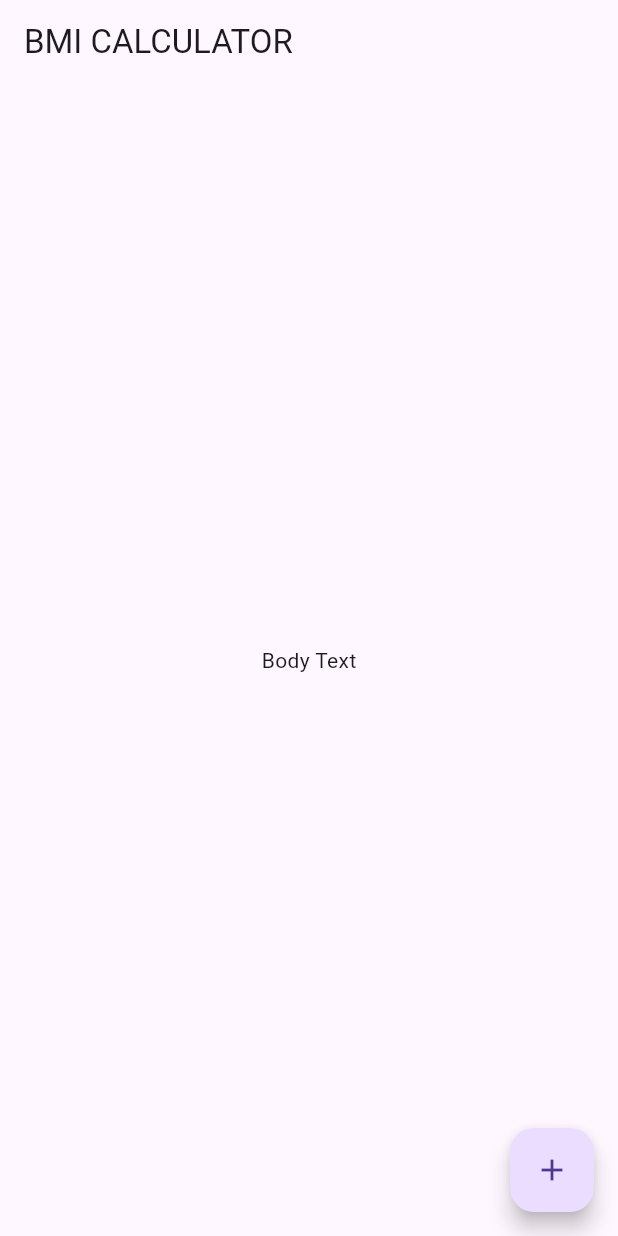
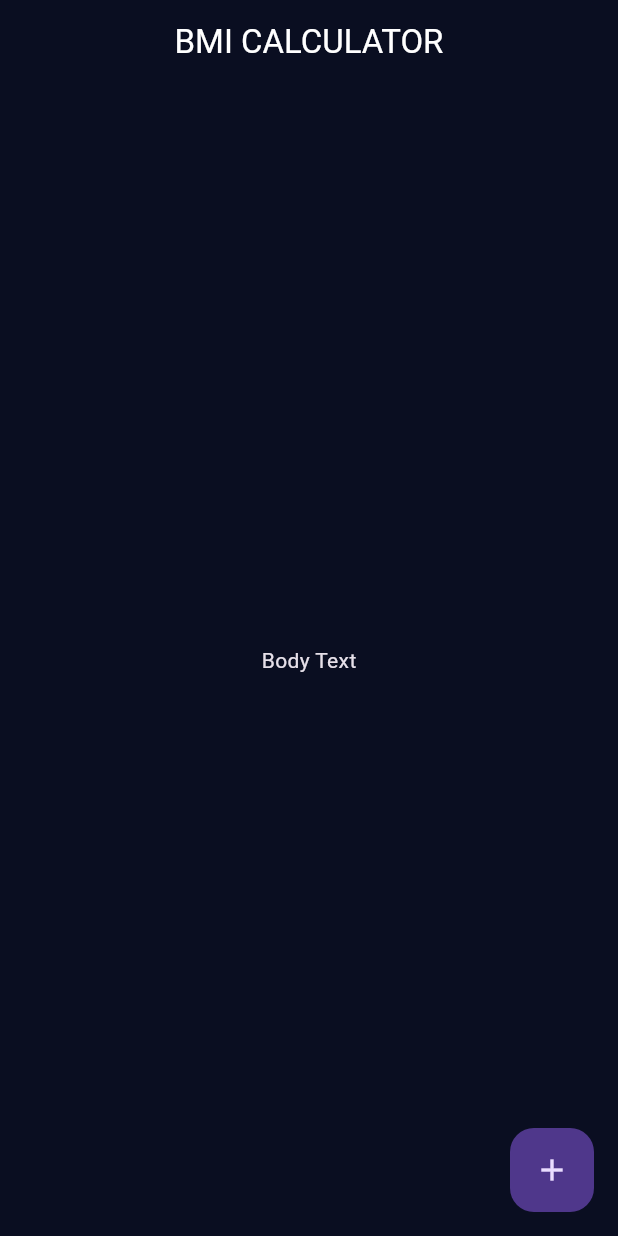
Before and after one commit to sergeyruppel/bmi_calculator_app, a Flutter app: the screen it shows after launch, on a phone screen of 412 x 824 dp. Run offline on Flutter 3.47's test engine with Material 3 defaults, Android fonts, the phone set to English and light mode, and no system bars.

Commit message:
inputPage added

```diff
--- /dev/null
+++ b/lib/input_page.dart
@@ -0,0 +1,29 @@
+import 'package:flutter/material.dart';
+
+class InputPage extends StatefulWidget {
+  const InputPage({super.key});
+
+  @override
+  InputPageState createState() => InputPageState();
+}
+
+class InputPageState extends State<InputPage> {
+  @override
+  Widget build(BuildContext context) {
+    return Scaffold(
+      appBar: AppBar(
+        title: const Text('BMI CALCULATOR'),
+      ),
+      body: const Center(
+        child: Text('Body Text'),
+      ),
+      // floatingActionButton: const FloatingActionButton(
+      //   child: Icon(Icons.add),
+      // ),
+      floatingActionButton: FloatingActionButton(
+        onPressed: () {},
+        child: const Icon(Icons.add),
+      ),
+    );
+  }
+}
--- a/lib/main.dart
+++ b/lib/main.dart
@@ -1,3 +1,4 @@
+import 'package:bmi_calculator_app/input_page.dart';
 import 'package:flutter/material.dart';
 
 void main() => runApp(const BMICalculator());
@@ -8,38 +9,18 @@ class BMICalculator extends StatelessWidget {
   @override
   Widget build(BuildContext context) {
     return MaterialApp(
-      theme: ThemeData(
-        primarySwatch: Colors.amber,
+      theme: ThemeData.dark().copyWith(
+        appBarTheme: const AppBarTheme(
+          centerTitle: true,
+          color: Color(0xFF0A0E21),
+          foregroundColor: Colors.white,
+        ),
+        scaffoldBackgroundColor: const Color(0xFF0A0E21),
+        floatingActionButtonTheme: const FloatingActionButtonThemeData(
+          elevation: 0.0,
+        ),
       ),
       home: const InputPage(),
     );
   }
 }
-
-class InputPage extends StatefulWidget {
-  const InputPage({super.key});
-
-  @override
-  InputPageState createState() => InputPageState();
-}
-
-class InputPageState extends State<InputPage> {
-  @override
-  Widget build(BuildContext context) {
-    return Scaffold(
-      appBar: AppBar(
-        title: const Text('BMI CALCULATOR'),
-      ),
-      body: const Center(
-        child: Text('Body Text'),
-      ),
-      // floatingActionButton: const FloatingActionButton(
-      //   child: Icon(Icons.add),
-      // ),
-      floatingActionButton: FloatingActionButton(
-        onPressed: () {},
-        child: const Icon(Icons.add),
-      ),
-    );
-  }
-}
```
